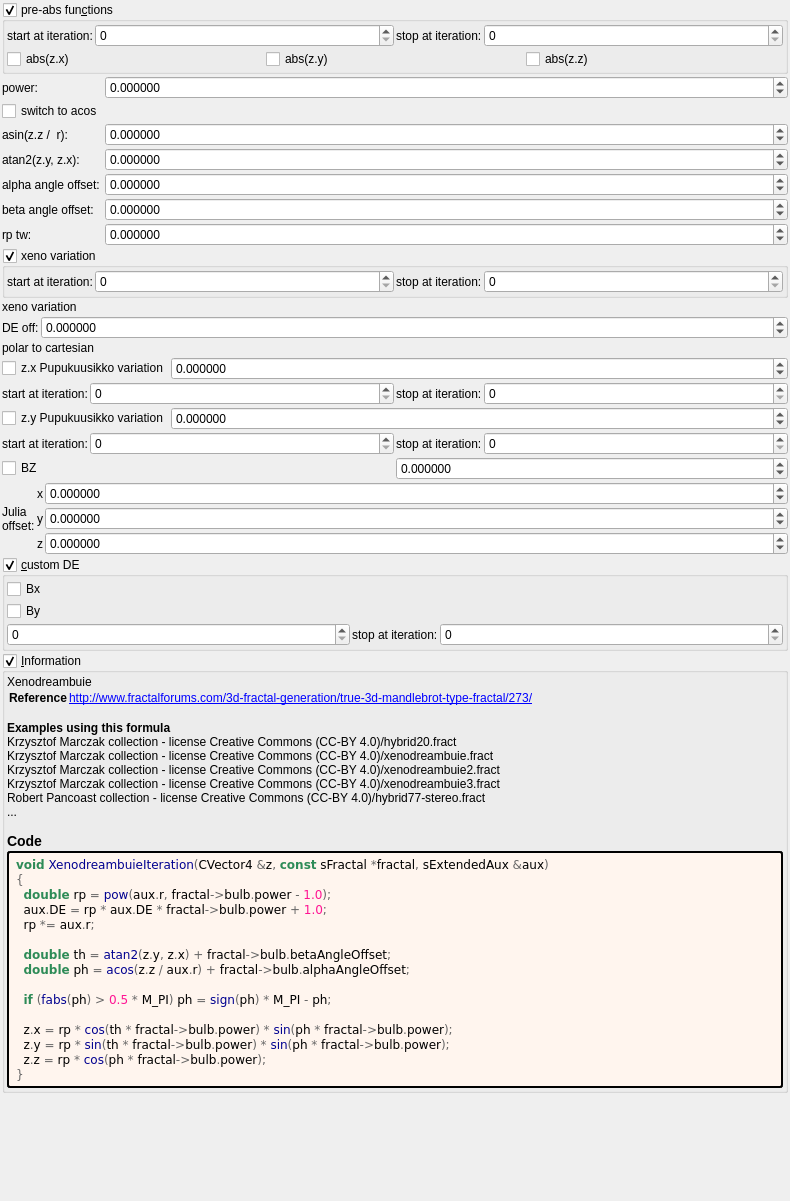
The window that mandelbulber2/formula/ui/mandelbulb_pupuku.ui (buddhi1980/mandelbulber2) describes before a commit, drawn with Qt 5.
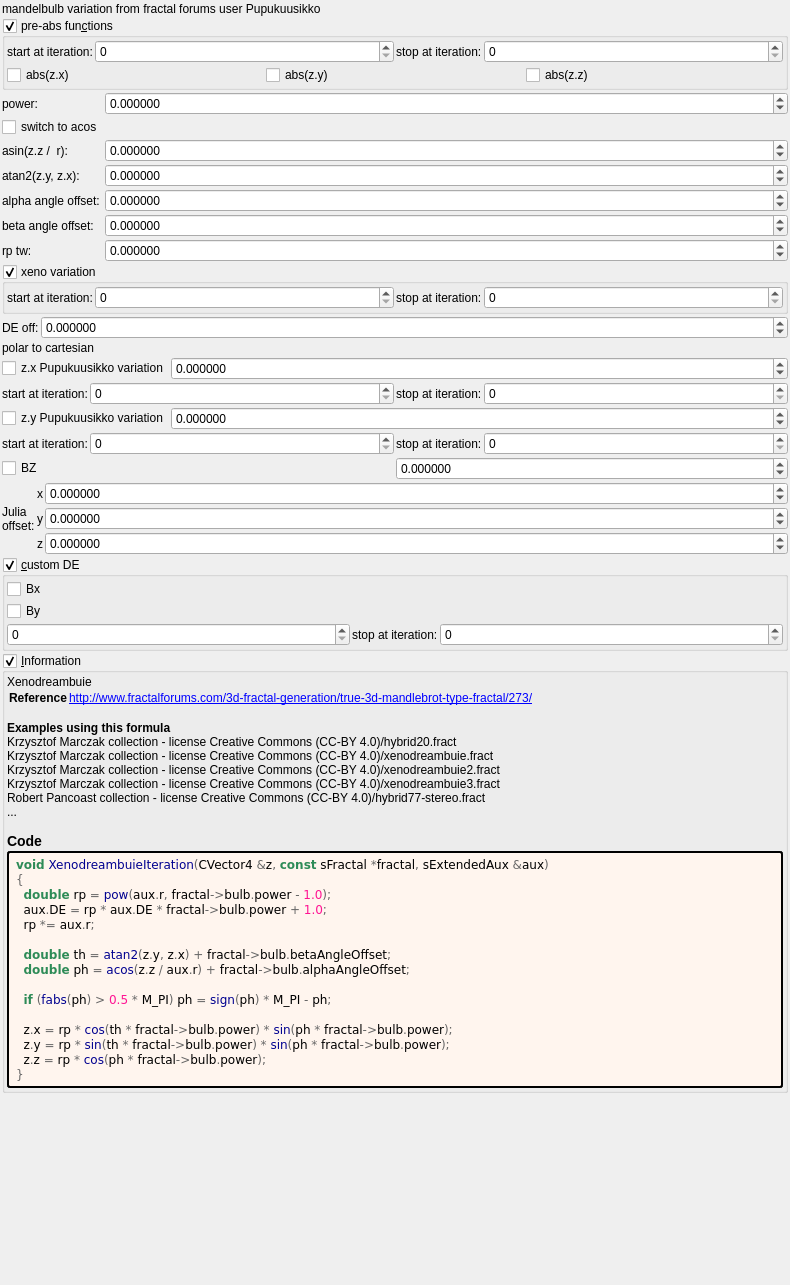
The same window after the commit. Custom widgets are drawn as their Qt base class.

Patch:
```diff
--- a/mandelbulber2/formula/ui/mandelbulb_pupuku.ui
+++ b/mandelbulber2/formula/ui/mandelbulb_pupuku.ui
@@ -7,7 +7,7 @@
     <x>0</x>
     <y>0</y>
     <width>790</width>
-    <height>1201</height>
+    <height>1285</height>
    </rect>
   </property>
   <property name="windowTitle">
@@ -29,6 +29,13 @@
    <property name="bottomMargin">
     <number>2</number>
    </property>
+   <item>
+    <widget class="QLabel" name="label_15">
+     <property name="text">
+      <string>mandelbulb variation from fractal forums user Pupukuusikko</string>
+     </property>
+    </widget>
+   </item>
    <item>
     <widget class="MyGroupBox" name="groupCheck_transf_function_enabledP_false">
      <property name="title">
@@ -432,13 +439,6 @@
      </layout>
     </widget>
    </item>
-   <item>
-    <widget class="QLabel" name="label_76">
-     <property name="text">
-      <string>xeno variation </string>
-     </property>
-    </widget>
-   </item>
    <item>
     <layout class="QHBoxLayout" name="horizontalLayout_23" stretch="0,1">
      <item>
```
